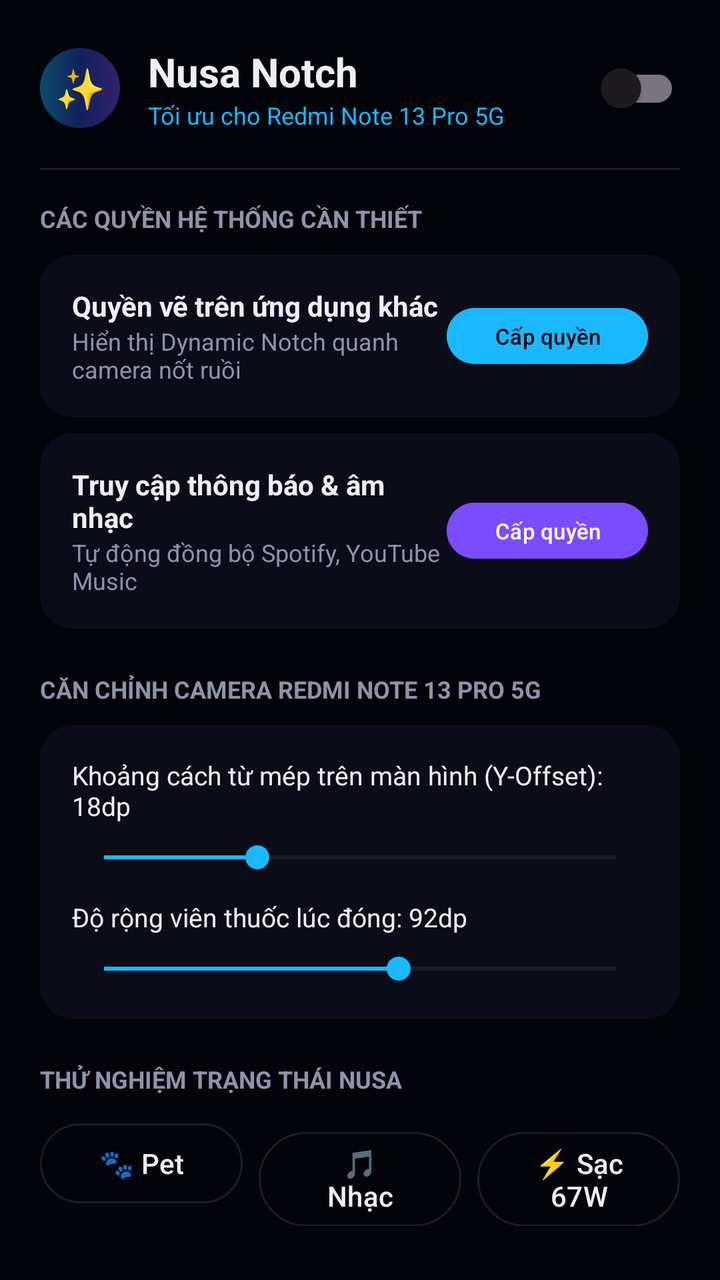
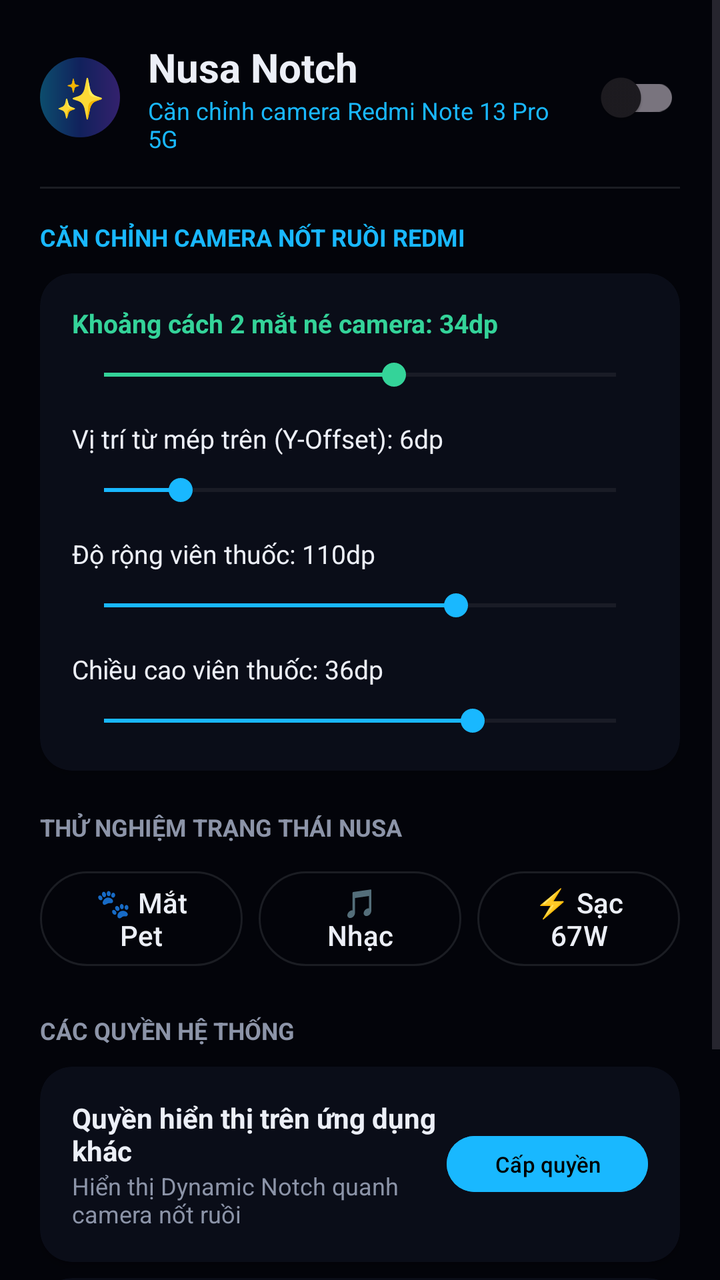

Screens rendered from an Android XML layout before and after an edit, with the pre-edit source and the edit as a unified diff.
<!-- AndroidManifest.xml: activity theme Theme.NusaDynamicNotch -->
<!-- res/layout/activity_main.xml -->
<?xml version="1.0" encoding="utf-8"?>
<ScrollView xmlns:android="http://schemas.android.com/apk/res/android"
    xmlns:app="http://schemas.android.com/apk/res-auto"
    android:layout_width="match_parent"
    android:layout_height="match_parent"
    android:background="@color/void_black"
    android:fillViewport="true">

    <LinearLayout
        android:layout_width="match_parent"
        android:layout_height="wrap_content"
        android:orientation="vertical"
        android:padding="20dp">

        
        <LinearLayout
            android:layout_width="match_parent"
            android:layout_height="wrap_content"
            android:gravity="center_vertical"
            android:orientation="horizontal">

            <TextView
                android:layout_width="40dp"
                android:layout_height="40dp"
                android:background="@drawable/bg_pet_ambient"
                android:gravity="center"
                android:text="✨"
                android:textSize="20sp" />

            <LinearLayout
                android:layout_width="0dp"
                android:layout_height="wrap_content"
                android:layout_marginStart="14dp"
                android:layout_weight="1"
                android:orientation="vertical">

                <TextView
                    android:layout_width="wrap_content"
                    android:layout_height="wrap_content"
                    android:text="Nusa Notch"
                    android:textColor="@color/ink_white"
                    android:textSize="20sp"
                    android:textStyle="bold" />

                <TextView
                    android:layout_width="wrap_content"
                    android:layout_height="wrap_content"
                    android:text="Tối ưu cho Redmi Note 13 Pro 5G"
                    android:textColor="@color/cyan_accent"
                    android:textSize="12sp" />
            </LinearLayout>

            <com.google.android.material.switchmaterial.SwitchMaterial
                android:id="@+id/switchEnableNotch"
                android:layout_width="wrap_content"
                android:layout_height="wrap_content" />
        </LinearLayout>

        
        <View
            android:layout_width="match_parent"
            android:layout_height="1dp"
            android:layout_marginTop="16dp"
            android:layout_marginBottom="16dp"
            android:background="@color/line_border" />

        
        <TextView
            android:layout_width="wrap_content"
            android:layout_height="wrap_content"
            android:text="CÁC QUYỀN HỆ THỐNG CẦN THIẾT"
            android:textColor="@color/mist_gray"
            android:textSize="12sp"
            android:textStyle="bold" />

        
        <androidx.cardview.widget.CardView
            android:layout_width="match_parent"
            android:layout_height="wrap_content"
            android:layout_marginTop="10dp"
            app:cardBackgroundColor="@color/panel_black"
            app:cardCornerRadius="16dp">

            <LinearLayout
                android:layout_width="match_parent"
                android:layout_height="wrap_content"
                android:gravity="center_vertical"
                android:orientation="horizontal"
                android:padding="16dp">

                <LinearLayout
                    android:layout_width="0dp"
                    android:layout_height="wrap_content"
                    android:layout_weight="1"
                    android:orientation="vertical">

                    <TextView
                        android:layout_width="wrap_content"
                        android:layout_height="wrap_content"
                        android:text="Quyền vẽ trên ứng dụng khác"
                        android:textColor="@color/ink_white"
                        android:textSize="14sp"
                        android:textStyle="bold" />

                    <TextView
                        android:layout_width="wrap_content"
                        android:layout_height="wrap_content"
                        android:text="Hiển thị Dynamic Notch quanh camera nốt ruồi"
                        android:textColor="@color/mist_gray"
                        android:textSize="12sp" />
                </LinearLayout>

                <Button
                    android:id="@+id/btnGrantOverlay"
                    android:layout_width="wrap_content"
                    android:layout_height="36dp"
                    android:backgroundTint="@color/cyan_accent"
                    android:text="Cấp quyền"
                    android:textColor="#000000"
                    android:textSize="11sp" />
            </LinearLayout>
        </androidx.cardview.widget.CardView>

        
        <androidx.cardview.widget.CardView
            android:layout_width="match_parent"
            android:layout_height="wrap_content"
            android:layout_marginTop="8dp"
            app:cardBackgroundColor="@color/panel_black"
            app:cardCornerRadius="16dp">

            <LinearLayout
                android:layout_width="match_parent"
                android:layout_height="wrap_content"
                android:gravity="center_vertical"
                android:orientation="horizontal"
                android:padding="16dp">

                <LinearLayout
                    android:layout_width="0dp"
                    android:layout_height="wrap_content"
                    android:layout_weight="1"
                    android:orientation="vertical">

                    <TextView
                        android:layout_width="wrap_content"
                        android:layout_height="wrap_content"
                        android:text="Truy cập thông báo &amp; âm nhạc"
                        android:textColor="@color/ink_white"
                        android:textSize="14sp"
                        android:textStyle="bold" />

                    <TextView
                        android:layout_width="wrap_content"
                        android:layout_height="wrap_content"
                        android:text="Tự động đồng bộ Spotify, YouTube Music"
                        android:textColor="@color/mist_gray"
                        android:textSize="12sp" />
                </LinearLayout>

                <Button
                    android:id="@+id/btnGrantNotification"
                    android:layout_width="wrap_content"
                    android:layout_height="36dp"
                    android:backgroundTint="@color/violet_accent"
                    android:text="Cấp quyền"
                    android:textColor="#FFFFFF"
                    android:textSize="11sp" />
            </LinearLayout>
        </androidx.cardview.widget.CardView>

        
        <TextView
            android:layout_width="wrap_content"
            android:layout_height="wrap_content"
            android:layout_marginTop="22dp"
            android:text="CĂN CHỈNH CAMERA REDMI NOTE 13 PRO 5G"
            android:textColor="@color/mist_gray"
            android:textSize="12sp"
            android:textStyle="bold" />

        <androidx.cardview.widget.CardView
            android:layout_width="match_parent"
            android:layout_height="wrap_content"
            android:layout_marginTop="10dp"
            app:cardBackgroundColor="@color/panel_black"
            app:cardCornerRadius="16dp">

            <LinearLayout
                android:layout_width="match_parent"
                android:layout_height="wrap_content"
                android:orientation="vertical"
                android:padding="16dp">

                <TextView
                    android:id="@+id/tvYOffsetLabel"
                    android:layout_width="wrap_content"
                    android:layout_height="wrap_content"
                    android:text="Khoảng cách từ mép trên màn hình (Y-Offset): 18dp"
                    android:textColor="@color/ink_white"
                    android:textSize="13sp" />

                <SeekBar
                    android:id="@+id/seekYOffset"
                    android:layout_width="match_parent"
                    android:layout_height="wrap_content"
                    android:layout_marginTop="8dp"
                    android:max="60"
                    android:progress="18"
                    android:progressTint="@color/cyan_accent"
                    android:thumbTint="@color/cyan_accent" />

                <TextView
                    android:id="@+id/tvWidthLabel"
                    android:layout_width="wrap_content"
                    android:layout_height="wrap_content"
                    android:layout_marginTop="12dp"
                    android:text="Độ rộng viên thuốc lúc đóng: 92dp"
                    android:textColor="@color/ink_white"
                    android:textSize="13sp" />

                <SeekBar
                    android:id="@+id/seekNotchWidth"
                    android:layout_width="match_parent"
                    android:layout_height="wrap_content"
                    android:layout_marginTop="8dp"
                    android:max="160"
                    android:progress="92"
                    android:progressTint="@color/cyan_accent"
                    android:thumbTint="@color/cyan_accent" />
            </LinearLayout>
        </androidx.cardview.widget.CardView>

        
        <TextView
            android:layout_width="wrap_content"
            android:layout_height="wrap_content"
            android:layout_marginTop="22dp"
            android:text="THỬ NGHIỆM TRẠNG THÁI NUSA"
            android:textColor="@color/mist_gray"
            android:textSize="12sp"
            android:textStyle="bold" />

        <LinearLayout
            android:layout_width="match_parent"
            android:layout_height="wrap_content"
            android:layout_marginTop="10dp"
            android:orientation="horizontal">

            <Button
                android:id="@+id/btnTestPet"
                style="@style/Widget.Material3.Button.OutlinedButton"
                android:layout_width="0dp"
                android:layout_height="wrap_content"
                android:layout_weight="1"
                android:text="🐾 Pet"
                android:textColor="@color/ink_white"
                app:strokeColor="@color/line_border" />

            <Button
                android:id="@+id/btnTestMusic"
                style="@style/Widget.Material3.Button.OutlinedButton"
                android:layout_width="0dp"
                android:layout_height="wrap_content"
                android:layout_marginStart="8dp"
                android:layout_weight="1"
                android:text="🎵 Nhạc"
                android:textColor="@color/ink_white"
                app:strokeColor="@color/line_border" />

            <Button
                android:id="@+id/btnTestCharge"
                style="@style/Widget.Material3.Button.OutlinedButton"
                android:layout_width="0dp"
                android:layout_height="wrap_content"
                android:layout_marginStart="8dp"
                android:layout_weight="1"
                android:text="⚡ Sạc 67W"
                android:textColor="@color/ink_white"
                app:strokeColor="@color/line_border" />
        </LinearLayout>

    </LinearLayout>
</ScrollView>
<!-- resources referenced by this layout -->
<resources>
  <color name="cyan_accent">#19B8FF</color>
  <color name="ink_white">#ECEFF7</color>
  <color name="line_border">#1AECEFF7</color>
  <color name="mist_gray">#8C94A8</color>
  <color name="panel_black">#0A0D18</color>
  <color name="violet_accent">#7B4BFF</color>
  <color name="void_black">#03040A</color>
  <!-- drawable bg_pet_ambient (drawable) -->
  <?xml version="1.0" encoding="utf-8"?>
  <shape xmlns:android="http://schemas.android.com/apk/res/android"
      android:shape="rectangle">
      <gradient
          android:startColor="#6619B8FF"
          android:centerColor="#552D5BFF"
          android:endColor="#667B4BFF"
          android:angle="0" />
      <corners android:radius="999dp" />
  </shape>
  <style name="Theme.NusaDynamicNotch" parent="Theme.Material3.DayNight.NoActionBar">
          <item name="android:statusBarColor">@color/void_black</item>
          <item name="android:navigationBarColor">@color/void_black</item>
          <item name="android:windowBackground">@color/void_black</item>
          <item name="colorPrimary">@color/cyan_accent</item>
          <item name="colorSecondary">@color/violet_accent</item>
      </style>
</resources>

<!-- the commit's change to res/layout/activity_main.xml (unified diff, before → after) -->
@@ -45,7 +45,7 @@
                 <TextView
                     android:layout_width="wrap_content"
                     android:layout_height="wrap_content"
-                    android:text="Tối ưu cho Redmi Note 13 Pro 5G"
+                    android:text="Căn chỉnh camera Redmi Note 13 Pro 5G"
                     android:textColor="@color/cyan_accent"
                     android:textSize="12sp" />
             </LinearLayout>
@@ -68,11 +68,165 @@
         <TextView
             android:layout_width="wrap_content"
             android:layout_height="wrap_content"
-            android:text="CÁC QUYỀN HỆ THỐNG CẦN THIẾT"
+            android:text="CĂN CHỈNH CAMERA NỐT RUỒI REDMI"
+            android:textColor="@color/cyan_accent"
+            android:textSize="12sp"
+            android:textStyle="bold" />
+
+        <androidx.cardview.widget.CardView
+            android:layout_width="match_parent"
+            android:layout_height="wrap_content"
+            android:layout_marginTop="10dp"
+            app:cardBackgroundColor="@color/panel_black"
+            app:cardCornerRadius="16dp">
+
+            <LinearLayout
+                android:layout_width="match_parent"
+                android:layout_height="wrap_content"
+                android:orientation="vertical"
+                android:padding="16dp">
+
+                
+                <TextView
+                    android:id="@+id/tvEyeSpacingLabel"
+                    android:layout_width="wrap_content"
+                    android:layout_height="wrap_content"
+                    android:text="Khoảng cách 2 mắt né camera: 34dp"
+                    android:textColor="@color/green_charging"
+                    android:textSize="13sp"
+                    android:textStyle="bold" />
+
+                <SeekBar
+                    android:id="@+id/seekEyeSpacing"
+                    android:layout_width="match_parent"
+                    android:layout_height="wrap_content"
+                    android:layout_marginTop="8dp"
+                    android:max="60"
+                    android:progress="34"
+                    android:progressTint="@color/green_charging"
+                    android:thumbTint="@color/green_charging" />
+
+                
+                <TextView
+                    android:id="@+id/tvYOffsetLabel"
+                    android:layout_width="wrap_content"
+                    android:layout_height="wrap_content"
+                    android:layout_marginTop="14dp"
+                    android:text="Vị trí từ mép trên (Y-Offset): 6dp"
+                    android:textColor="@color/ink_white"
+                    android:textSize="13sp" />
+
+                <SeekBar
+                    android:id="@+id/seekYOffset"
+                    android:layout_width="match_parent"
+                    android:layout_height="wrap_content"
+                    android:layout_marginTop="8dp"
+                    android:max="40"
+                    android:progress="6"
+                    android:progressTint="@color/cyan_accent"
+                    android:thumbTint="@color/cyan_accent" />
+
+                
+                <TextView
+                    android:id="@+id/tvWidthLabel"
+                    android:layout_width="wrap_content"
+                    android:layout_height="wrap_content"
+                    android:layout_marginTop="14dp"
+                    android:text="Độ rộng viên thuốc: 110dp"
+                    android:textColor="@color/ink_white"
+                    android:textSize="13sp" />
+
+                <SeekBar
+                    android:id="@+id/seekNotchWidth"
+                    android:layout_width="match_parent"
+                    android:layout_height="wrap_content"
+                    android:layout_marginTop="8dp"
+                    android:max="160"
+                    android:progress="110"
+                    android:progressTint="@color/cyan_accent"
+                    android:thumbTint="@color/cyan_accent" />
+
+                
+                <TextView
+                    android:id="@+id/tvHeightLabel"
+                    android:layout_width="wrap_content"
+                    android:layout_height="wrap_content"
+                    android:layout_marginTop="14dp"
+                    android:text="Chiều cao viên thuốc: 36dp"
+                    android:textColor="@color/ink_white"
+                    android:textSize="13sp" />
+
+                <SeekBar
+                    android:id="@+id/seekNotchHeight"
+                    android:layout_width="match_parent"
+                    android:layout_height="wrap_content"
+                    android:layout_marginTop="8dp"
+                    android:max="50"
+                    android:progress="36"
+                    android:progressTint="@color/cyan_accent"
+                    android:thumbTint="@color/cyan_accent" />
+            </LinearLayout>
+        </androidx.cardview.widget.CardView>
+
+        
+        <TextView
+            android:layout_width="wrap_content"
+            android:layout_height="wrap_content"
+            android:layout_marginTop="20dp"
+            android:text="THỬ NGHIỆM TRẠNG THÁI NUSA"
             android:textColor="@color/mist_gray"
             android:textSize="12sp"
             android:textStyle="bold" />
 
+        <LinearLayout
+            android:layout_width="match_parent"
+            android:layout_height="wrap_content"
+            android:layout_marginTop="10dp"
+            android:orientation="horizontal">
+
+            <Button
+                android:id="@+id/btnTestPet"
+                style="@style/Widget.Material3.Button.OutlinedButton"
+                android:layout_width="0dp"
+                android:layout_height="wrap_content"
+                android:layout_weight="1"
+                android:text="🐾 Mắt Pet"
+                android:textColor="@color/ink_white"
+                app:strokeColor="@color/line_border" />
+
+            <Button
+                android:id="@+id/btnTestMusic"
+                style="@style/Widget.Material3.Button.OutlinedButton"
+                android:layout_width="0dp"
+                android:layout_height="wrap_content"
+                android:layout_marginStart="8dp"
+                android:layout_weight="1"
+                android:text="🎵 Nhạc"
+                android:textColor="@color/ink_white"
+                app:strokeColor="@color/line_border" />
+
+            <Button
+                android:id="@+id/btnTestCharge"
+                style="@style/Widget.Material3.Button.OutlinedButton"
+                android:layout_width="0dp"
+                android:layout_height="wrap_content"
+                android:layout_marginStart="8dp"
+                android:layout_weight="1"
+                android:text="⚡ Sạc 67W"
+                android:textColor="@color/ink_white"
+                app:strokeColor="@color/line_border" />
+        </LinearLayout>
+
+        
+        <TextView
+            android:layout_width="wrap_content"
+            android:layout_height="wrap_content"
+            android:layout_marginTop="20dp"
+            android:text="CÁC QUYỀN HỆ THỐNG"
+            android:textColor="@color/mist_gray"
+            android:textSize="12sp"
+            android:textStyle="bold" />
+
         
         <androidx.cardview.widget.CardView
             android:layout_width="match_parent"
@@ -97,7 +251,7 @@
                     <TextView
                         android:layout_width="wrap_content"
                         android:layout_height="wrap_content"
-                        android:text="Quyền vẽ trên ứng dụng khác"
+                        android:text="Quyền hiển thị trên ứng dụng khác"
                         android:textColor="@color/ink_white"
                         android:textSize="14sp"
                         android:textStyle="bold" />
@@ -126,6 +280,7 @@
             android:layout_width="match_parent"
             android:layout_height="wrap_content"
             android:layout_marginTop="8dp"
+            android:layout_marginBottom="24dp"
             app:cardBackgroundColor="@color/panel_black"
             app:cardCornerRadius="16dp">
 
@@ -169,116 +324,5 @@
             </LinearLayout>
         </androidx.cardview.widget.CardView>
 
-        
-        <TextView
-            android:layout_width="wrap_content"
-            android:layout_height="wrap_content"
-            android:layout_marginTop="22dp"
-            android:text="CĂN CHỈNH CAMERA REDMI NOTE 13 PRO 5G"
-            android:textColor="@color/mist_gray"
-            android:textSize="12sp"
-            android:textStyle="bold" />
-
-        <androidx.cardview.widget.CardView
-            android:layout_width="match_parent"
-            android:layout_height="wrap_content"
-            android:layout_marginTop="10dp"
-            app:cardBackgroundColor="@color/panel_black"
-            app:cardCornerRadius="16dp">
-
-            <LinearLayout
-                android:layout_width="match_parent"
-                android:layout_height="wrap_content"
-                android:orientation="vertical"
-                android:padding="16dp">
-
-                <TextView
-                    android:id="@+id/tvYOffsetLabel"
-                    android:layout_width="wrap_content"
-                    android:layout_height="wrap_content"
-                    android:text="Khoảng cách từ mép trên màn hình (Y-Offset): 18dp"
-                    android:textColor="@color/ink_white"
-                    android:textSize="13sp" />
-
-                <SeekBar
-                    android:id="@+id/seekYOffset"
-                    android:layout_width="match_parent"
-                    android:layout_height="wrap_content"
-                    android:layout_marginTop="8dp"
-                    android:max="60"
-                    android:progress="18"
-                    android:progressTint="@color/cyan_accent"
-                    android:thumbTint="@color/cyan_accent" />
-
-                <TextView
-                    android:id="@+id/tvWidthLabel"
-                    android:layout_width="wrap_content"
-                    android:layout_height="wrap_content"
-                    android:layout_marginTop="12dp"
-                    android:text="Độ rộng viên thuốc lúc đóng: 92dp"
-                    android:textColor="@color/ink_white"
-                    android:textSize="13sp" />
-
-                <SeekBar
-                    android:id="@+id/seekNotchWidth"
-                    android:layout_width="match_parent"
-                    android:layout_height="wrap_content"
-                    android:layout_marginTop="8dp"
-                    android:max="160"
-                    android:progress="92"
-                    android:progressTint="@color/cyan_accent"
-                    android:thumbTint="@color/cyan_accent" />
-            </LinearLayout>
-        </androidx.cardview.widget.CardView>
-
-        
-        <TextView
-            android:layout_width="wrap_content"
-            android:layout_height="wrap_content"
-            android:layout_marginTop="22dp"
-            android:text="THỬ NGHIỆM TRẠNG THÁI NUSA"
-            android:textColor="@color/mist_gray"
-            android:textSize="12sp"
-            android:textStyle="bold" />
-
-        <LinearLayout
-            android:layout_width="match_parent"
-            android:layout_height="wrap_content"
-            android:layout_marginTop="10dp"
-            android:orientation="horizontal">
-
-            <Button
-                android:id="@+id/btnTestPet"
-                style="@style/Widget.Material3.Button.OutlinedButton"
-                android:layout_width="0dp"
-                android:layout_height="wrap_content"
-                android:layout_weight="1"
-                android:text="🐾 Pet"
-                android:textColor="@color/ink_white"
-                app:strokeColor="@color/line_border" />
-
-            <Button
-                android:id="@+id/btnTestMusic"
-                style="@style/Widget.Material3.Button.OutlinedButton"
-                android:layout_width="0dp"
-                android:layout_height="wrap_content"
-                android:layout_marginStart="8dp"
-                android:layout_weight="1"
-                android:text="🎵 Nhạc"
-                android:textColor="@color/ink_white"
-                app:strokeColor="@color/line_border" />
-
-            <Button
-                android:id="@+id/btnTestCharge"
-                style="@style/Widget.Material3.Button.OutlinedButton"
-                android:layout_width="0dp"
-                android:layout_height="wrap_content"
-                android:layout_marginStart="8dp"
-                android:layout_weight="1"
-                android:text="⚡ Sạc 67W"
-                android:textColor="@color/ink_white"
-                app:strokeColor="@color/line_border" />
-        </LinearLayout>
-
     </LinearLayout>
 </ScrollView>
<!-- resource entries referenced after the edit -->
@@ -1,6 +1,7 @@
 <!-- resources referenced by this layout -->
 <resources>
   <color name="cyan_accent">#19B8FF</color>
+  <color name="green_charging">#34D399</color>
   <color name="ink_white">#ECEFF7</color>
   <color name="line_border">#1AECEFF7</color>
   <color name="mist_gray">#8C94A8</color>
